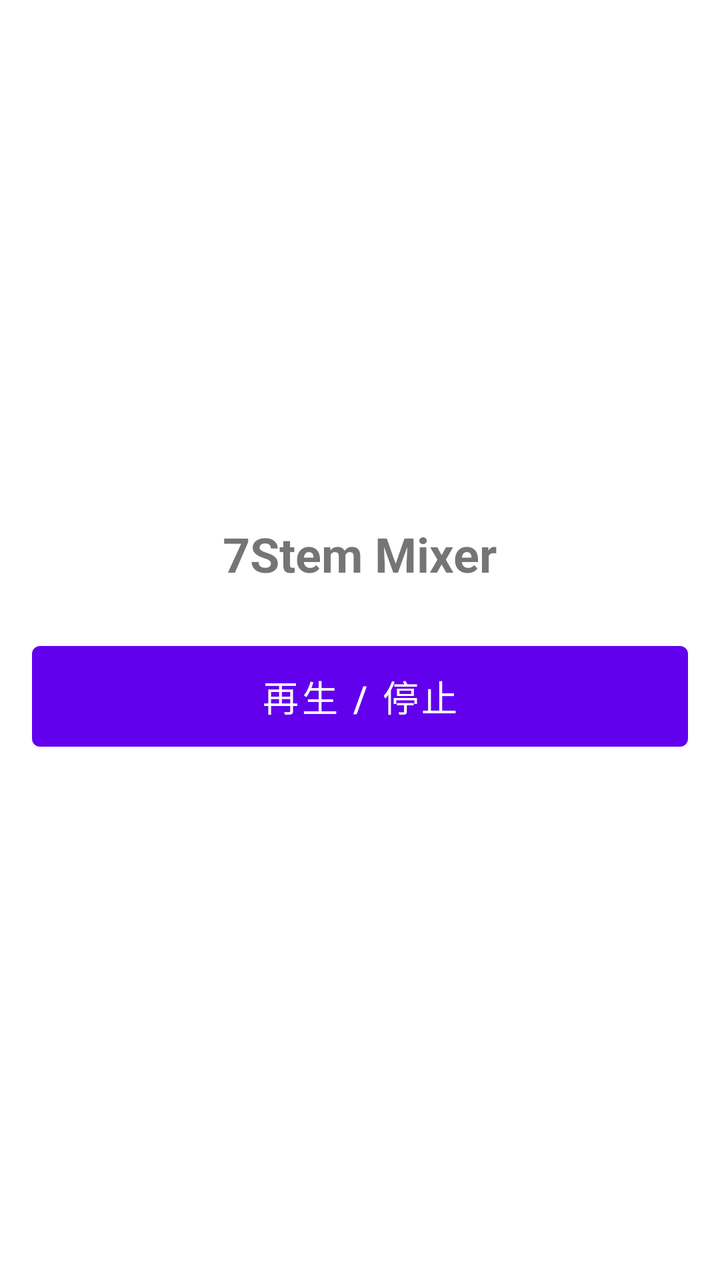
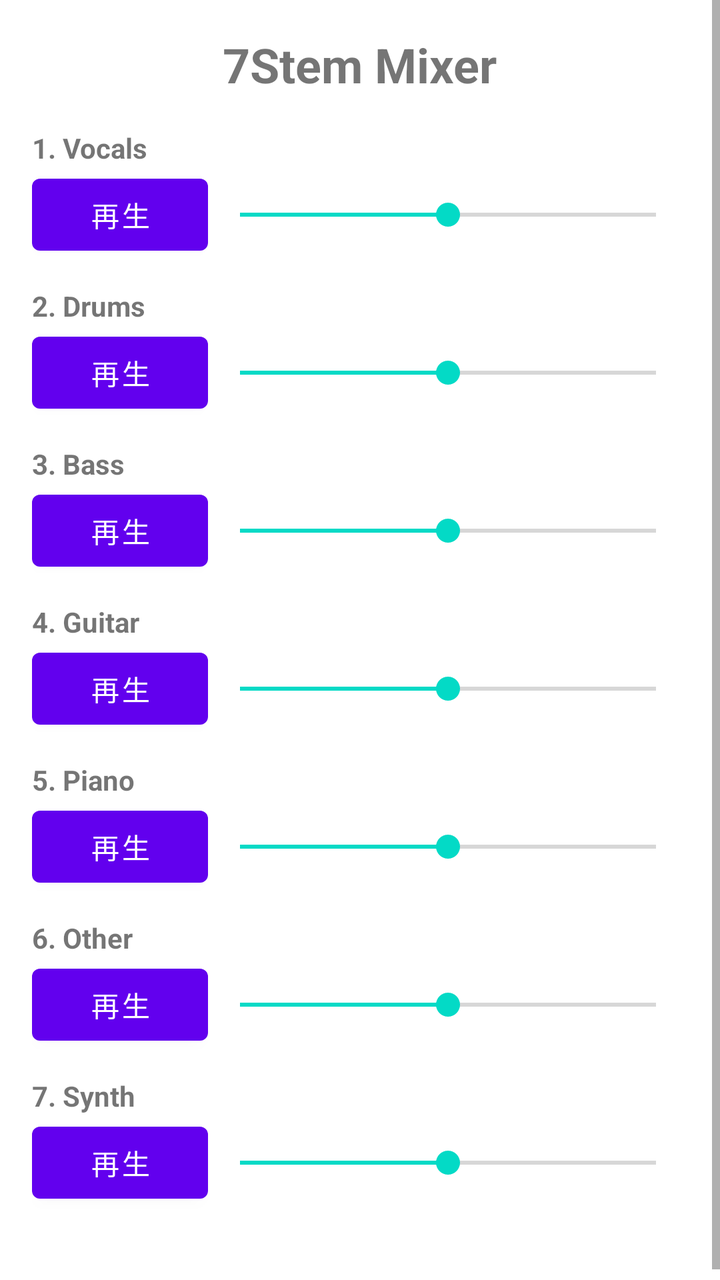

The first picture is an Android layout as it rendered before a commit; the second is the same layout after the commit. The layout source and the unified diff follow.
<!-- AndroidManifest.xml: fallback theme Theme.MaterialComponents.DayNight.NoActionBar -->
<!-- res/layout/activity_main.xml -->
<?xml version="1.0" encoding="utf-8"?>
<LinearLayout xmlns:android="http://schemas.android.com/apk/res/android"
    android:layout_width="match_parent"
    android:layout_height="match_parent"
    android:orientation="vertical"
    android:padding="16dp"
    android:gravity="center">

    <TextView
        android:layout_width="wrap_content"
        android:layout_height="wrap_content"
        android:text="7Stem Mixer"
        android:textSize="24sp"
        android:textStyle="bold"
        android:layout_marginBottom="24dp" />

    <Button
        android:id="@+id/btnPlay"
        android:layout_width="match_parent"
        android:layout_height="wrap_content"
        android:text="再生 / 停止"
        android:textSize="18sp"
        android:padding="12dp" />

</LinearLayout>
<!-- resources referenced by this layout -->
<resources>

</resources>

<!-- the commit's change to res/layout/activity_main.xml (unified diff, before → after) -->
@@ -1,25 +1,72 @@
 <?xml version="1.0" encoding="utf-8"?>
-<LinearLayout xmlns:android="http://schemas.android.com/apk/res/android"
+<ScrollView xmlns:android="http://schemas.android.com/apk/res/android"
     android:layout_width="match_parent"
     android:layout_height="match_parent"
-    android:orientation="vertical"
-    android:padding="16dp"
-    android:gravity="center">
+    android:fillViewport="true">
 
-    <TextView
-        android:layout_width="wrap_content"
-        android:layout_height="wrap_content"
-        android:text="7Stem Mixer"
-        android:textSize="24sp"
-        android:textStyle="bold"
-        android:layout_marginBottom="24dp" />
-
-    <Button
-        android:id="@+id/btnPlay"
+    <LinearLayout
         android:layout_width="match_parent"
         android:layout_height="wrap_content"
-        android:text="再生 / 停止"
-        android:textSize="18sp"
-        android:padding="12dp" />
+        android:orientation="vertical"
+        android:padding="16dp">
 
-</LinearLayout>
+        <TextView
+            android:layout_width="wrap_content"
+            android:layout_height="wrap_content"
+            android:text="7Stem Mixer"
+            android:textSize="24sp"
+            android:textStyle="bold"
+            android:layout_gravity="center_horizontal"
+            android:layout_marginBottom="16dp" />
+
+        
+        <TextView android:layout_width="wrap_content" android:layout_height="wrap_content" android:text="1. Vocals" android:textStyle="bold"/>
+        <LinearLayout android:layout_width="match_parent" android:layout_height="wrap_content" android:orientation="horizontal" android:layout_marginBottom="12dp">
+            <Button android:id="@+id/btn1" android:layout_width="wrap_content" android:layout_height="wrap_content" android:text="再生"/>
+            <SeekBar android:id="@+id/seek1" android:layout_width="0dp" android:layout_height="wrap_content" android:layout_weight="1" android:layout_gravity="center_vertical" android:max="100" android:progress="50"/>
+        </LinearLayout>
+
+        
+        <TextView android:layout_width="wrap_content" android:layout_height="wrap_content" android:text="2. Drums" android:textStyle="bold"/>
+        <LinearLayout android:layout_width="match_parent" android:layout_height="wrap_content" android:orientation="horizontal" android:layout_marginBottom="12dp">
+            <Button android:id="@+id/btn2" android:layout_width="wrap_content" android:layout_height="wrap_content" android:text="再生"/>
+            <SeekBar android:id="@+id/seek2" android:layout_width="0dp" android:layout_height="wrap_content" android:layout_weight="1" android:layout_gravity="center_vertical" android:max="100" android:progress="50"/>
+        </LinearLayout>
+
+        
+        <TextView android:layout_width="wrap_content" android:layout_height="wrap_content" android:text="3. Bass" android:textStyle="bold"/>
+        <LinearLayout android:layout_width="match_parent" android:layout_height="wrap_content" android:orientation="horizontal" android:layout_marginBottom="12dp">
+            <Button android:id="@+id/btn3" android:layout_width="wrap_content" android:layout_height="wrap_content" android:text="再生"/>
+            <SeekBar android:id="@+id/seek3" android:layout_width="0dp" android:layout_height="wrap_content" android:layout_weight="1" android:layout_gravity="center_vertical" android:max="100" android:progress="50"/>
+        </LinearLayout>
+
+        
+        <TextView android:layout_width="wrap_content" android:layout_height="wrap_content" android:text="4. Guitar" android:textStyle="bold"/>
+        <LinearLayout android:layout_width="match_parent" android:layout_height="wrap_content" android:orientation="horizontal" android:layout_marginBottom="12dp">
+            <Button android:id="@+id/btn4" android:layout_width="wrap_content" android:layout_height="wrap_content" android:text="再生"/>
+            <SeekBar android:id="@+id/seek4" android:layout_width="0dp" android:layout_height="wrap_content" android:layout_weight="1" android:layout_gravity="center_vertical" android:max="100" android:progress="50"/>
+        </LinearLayout>
+
+        
+        <TextView android:layout_width="wrap_content" android:layout_height="wrap_content" android:text="5. Piano" android:textStyle="bold"/>
+        <LinearLayout android:layout_width="match_parent" android:layout_height="wrap_content" android:orientation="horizontal" android:layout_marginBottom="12dp">
+            <Button android:id="@+id/btn5" android:layout_width="wrap_content" android:layout_height="wrap_content" android:text="再生"/>
+            <SeekBar android:id="@+id/seek5" android:layout_width="0dp" android:layout_height="wrap_content" android:layout_weight="1" android:layout_gravity="center_vertical" android:max="100" android:progress="50"/>
+        </LinearLayout>
+
+        
+        <TextView android:layout_width="wrap_content" android:layout_height="wrap_content" android:text="6. Other" android:textStyle="bold"/>
+        <LinearLayout android:layout_width="match_parent" android:layout_height="wrap_content" android:orientation="horizontal" android:layout_marginBottom="12dp">
+            <Button android:id="@+id/btn6" android:layout_width="wrap_content" android:layout_height="wrap_content" android:text="再生"/>
+            <SeekBar android:id="@+id/seek6" android:layout_width="0dp" android:layout_height="wrap_content" android:layout_weight="1" android:layout_gravity="center_vertical" android:max="100" android:progress="50"/>
+        </LinearLayout>
+
+        
+        <TextView android:layout_width="wrap_content" android:layout_height="wrap_content" android:text="7. Synth" android:textStyle="bold"/>
+        <LinearLayout android:layout_width="match_parent" android:layout_height="wrap_content" android:orientation="horizontal" android:layout_marginBottom="24dp">
+            <Button android:id="@+id/btn7" android:layout_width="wrap_content" android:layout_height="wrap_content" android:text="再生"/>
+            <SeekBar android:id="@+id/seek7" android:layout_width="0dp" android:layout_height="wrap_content" android:layout_weight="1" android:layout_gravity="center_vertical" android:max="100" android:progress="50"/>
+        </LinearLayout>
+
+    </LinearLayout>
+</ScrollView>
